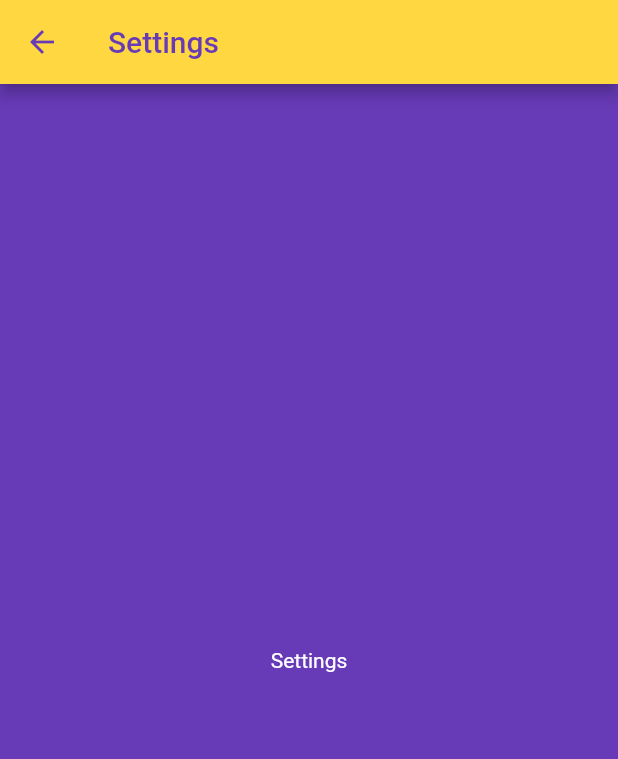
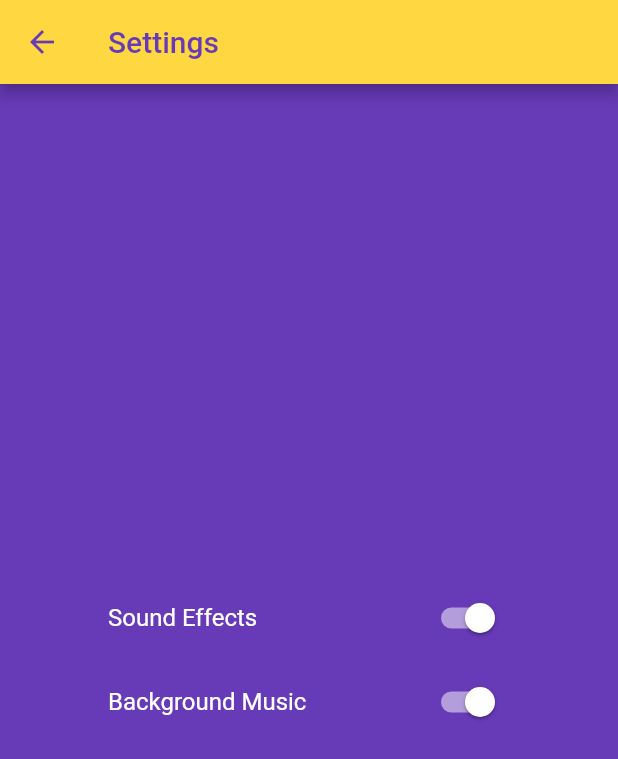
Before and after one commit to devabdu/win_money_game, a Flutter app: the SettingsScreen screen opened directly, on a phone screen of 412 x 824 dp. Shown: the top 759 px of the screen. Run offline on Flutter 3.47's test engine with Material 2 defaults, Android fonts, the phone set to English and light mode, and no system bars; our stand-ins replace animated_splash_screen, carousel_slider, country_code_picker, equatable, firebase_auth, firebase_core and 5 more; missing offline and left inert: flame_audio, flutter_chess_board; accounts and stored records are empty; statements that could not run were skipped.

Commit message:
(abdo) new edit

```diff
--- a/lib/modules/NavigatorDrawer/settings.dart
+++ b/lib/modules/NavigatorDrawer/settings.dart
@@ -1,6 +1,8 @@
 import 'package:flutter/material.dart';
+import 'package:win_money_game/shared/audio_manager.dart';
 
 class SettingsScreen extends StatelessWidget {
+
   const SettingsScreen({Key? key}) : super(key: key);
 
   @override
@@ -16,15 +18,46 @@
             style: TextStyle(color: Colors.deepPurple),
           ),
         ),
-        body: const Center(
-          child: Text(
-            'Settings',
-            style: TextStyle(
-                color: Colors.white
+      body: Center(
+        child: Column(
+          mainAxisAlignment: MainAxisAlignment.center,
+          children: [
+            SizedBox(
+              width: 300,
+              child: ValueListenableBuilder<bool>(
+                valueListenable: AudioManager.sfx,
+                builder: (context, sfx, child) => SwitchListTile(
+                  title: const Text('Sound Effects',
+                  style: TextStyle(
+                    color: Colors.white,
+                  ),
+                  ),
+                  value: sfx,
+                  activeColor: Colors.white,
+                  onChanged: (value) => AudioManager.sfx.value = value,
+
+                ),
+              ),
             ),
-          ),
-
-        )
+            SizedBox(
+              width: 300,
+              child: ValueListenableBuilder<bool>(
+                valueListenable: AudioManager.bgm,
+                builder: (context, bgm, child) => SwitchListTile(
+                  title: const Text('Background Music',
+                    style: TextStyle(
+                      color: Colors.white,
+                    ),
+                  ),
+                  value: bgm,
+                  activeColor: Colors.white,
+                  onChanged: (value) => AudioManager.bgm.value = value,
+                ),
+              ),
+            ),
+          ],
+        ),
+      ),
     );
   }
 }
--- a/pubspec.yaml
+++ b/pubspec.yaml
@@ -48,6 +48,8 @@
   google_sign_in: ^5.4.0
   font_awesome_flutter: ^10.1.0
   country_code_picker: ^2.0.2
+  flame_audio: ^1.3.0
+  flame: ^1.2.1
 
 dev_dependencies:
   flutter_test:
@@ -103,6 +105,7 @@
      - assets/images/50k_coins.png
      - assets/images/100k_coins.png
      - assets/images/avatar.jpg
+     - assets/audio/music.ogg.mp3
 
   # An image asset can refer to one or more resolution-specific "variants", see
   # https://flutter.dev/assets-and-images/#resolution-aware
```
Also changed, not shown: lib/layout/home_layout_screen.dart (+12 -1 lines), lib/main.dart (+4 -3 lines), lib/modules/NavigatorDrawer/profile.dart (+10 -0 lines), lib/shared/audio_manager.dart (added, +39 -0 lines), pubspec.lock, 1 other file.
